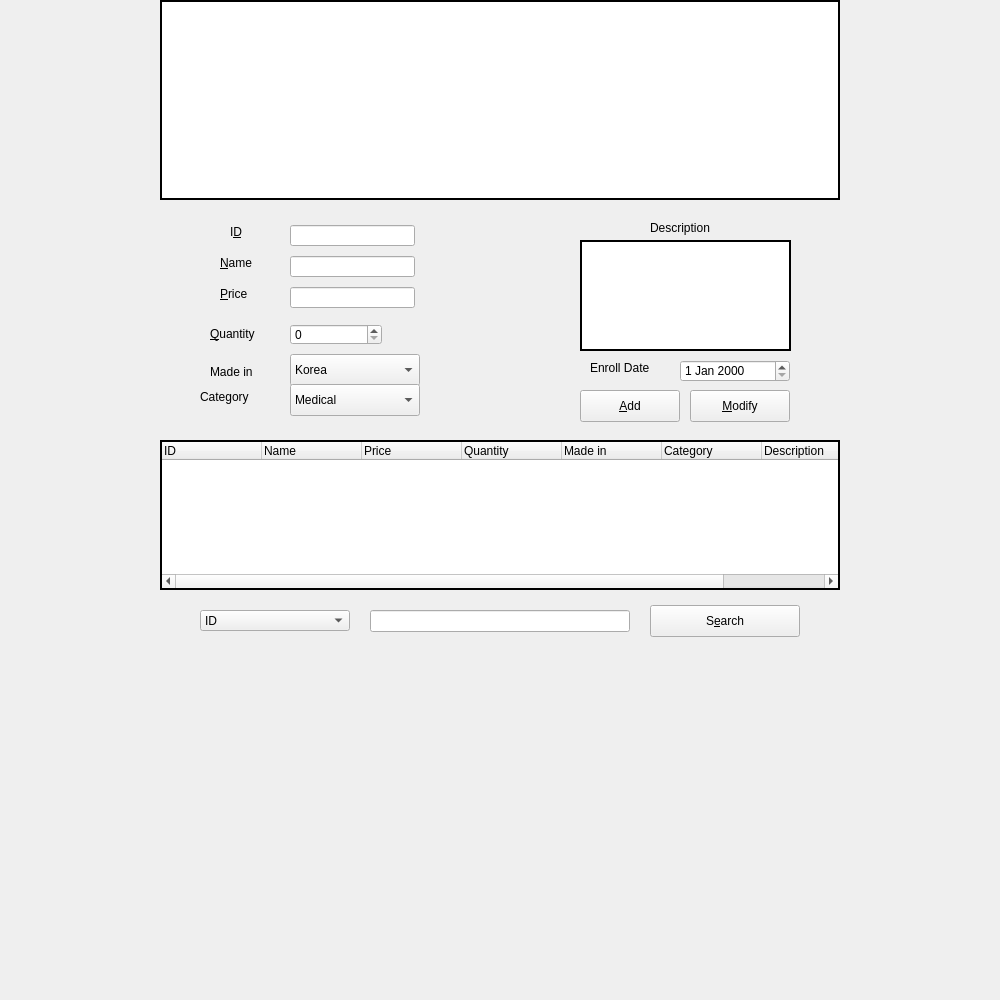
Old version of the form merchandisemanage.ui in the repository GlennPark/OliveHealthCare.
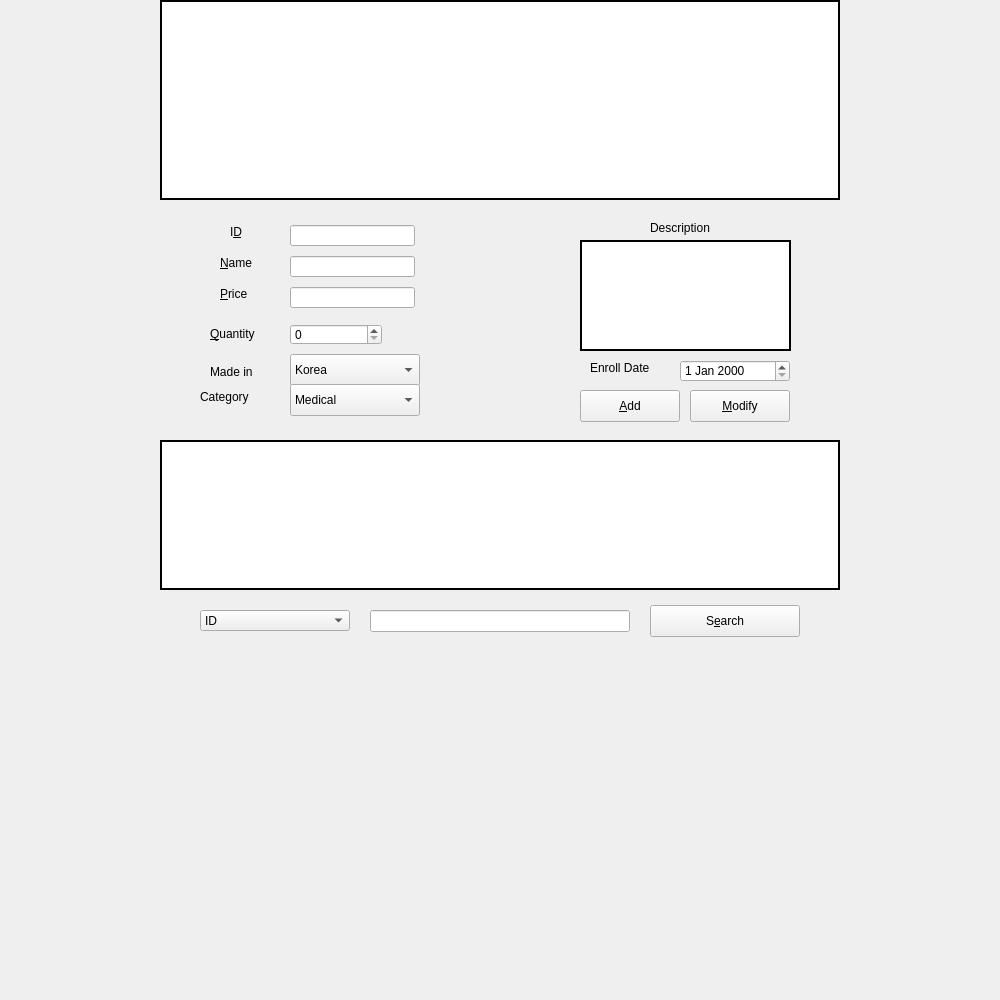
New version of the form. Icons and pictures are not drawn.

Patch:
```diff
--- a/merchandisemanage.ui
+++ b/merchandisemanage.ui
@@ -13,7 +13,7 @@
   <property name="windowTitle">
    <string>MerchandiseManage</string>
   </property>
-  <widget class="QTreeWidget" name="searchTreeWidget">
+  <widget class="QTreeView" name="searchTreeView">
    <property name="geometry">
     <rect>
      <x>160</x>
@@ -28,49 +28,6 @@
    <property name="frameShadow">
     <enum>QFrame::Plain</enum>
    </property>
-   <property name="rootIsDecorated">
-    <bool>false</bool>
-   </property>
-   <column>
-    <property name="text">
-     <string>ID</string>
-    </property>
-   </column>
-   <column>
-    <property name="text">
-     <string>Name</string>
-    </property>
-   </column>
-   <column>
-    <property name="text">
-     <string>Price</string>
-    </property>
-   </column>
-   <column>
-    <property name="text">
-     <string>Quantity</string>
-    </property>
-   </column>
-   <column>
-    <property name="text">
-     <string>Made in</string>
-    </property>
-   </column>
-   <column>
-    <property name="text">
-     <string>Category</string>
-    </property>
-   </column>
-   <column>
-    <property name="text">
-     <string>Description</string>
-    </property>
-   </column>
-   <column>
-    <property name="text">
-     <string>Enroll Date</string>
-    </property>
-   </column>
   </widget>
   <widget class="QPushButton" name="searchPushButton">
    <property name="geometry">
```
